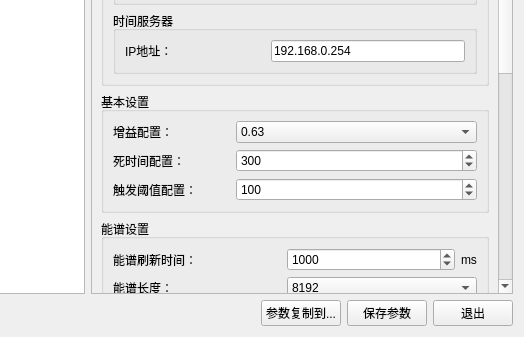
Above: detsettingwindow.ui from MrXiaomao/ZrActivationPro before the change; both pictures show x 208 to 732 and y 193 to 530 of the 732 by 530 pixel window. Below: the same form after it.
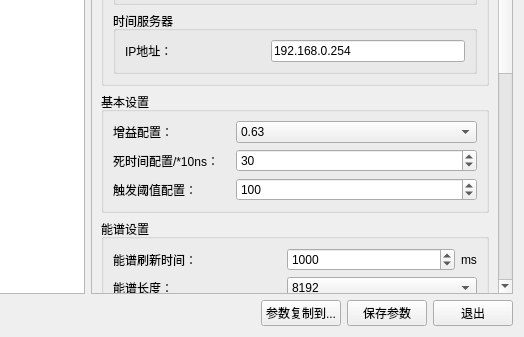
That is the form after the change.

Patch:
```diff
--- a/detsettingwindow.ui
+++ b/detsettingwindow.ui
@@ -23,7 +23,7 @@
       <property name="geometry">
        <rect>
         <x>0</x>
-        <y>-247</y>
+        <y>0</y>
         <width>406</width>
         <height>801</height>
        </rect>
@@ -278,7 +278,7 @@
           <item row="2" column="0">
            <widget class="QLabel" name="label_2">
             <property name="text">
-             <string>死时间配置：</string>
+             <string>死时间配置/*10ns：</string>
             </property>
            </widget>
           </item>
@@ -318,7 +318,7 @@
              <number>65535</number>
             </property>
             <property name="value">
-             <number>300</number>
+             <number>30</number>
             </property>
            </widget>
           </item>
```
